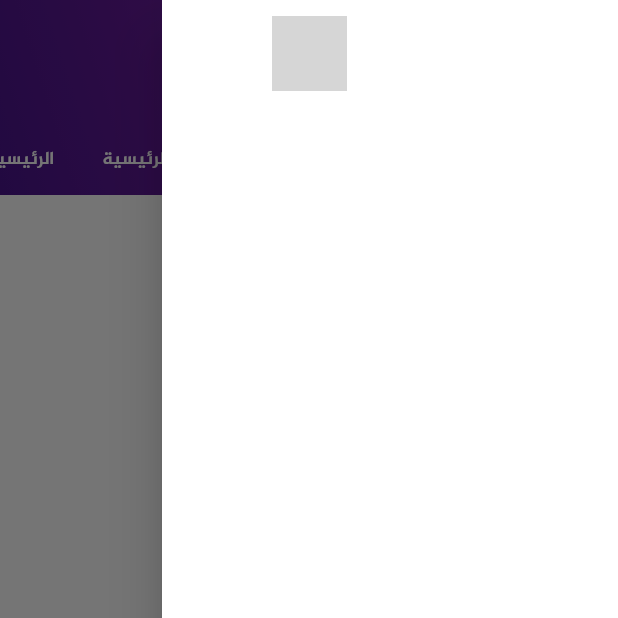
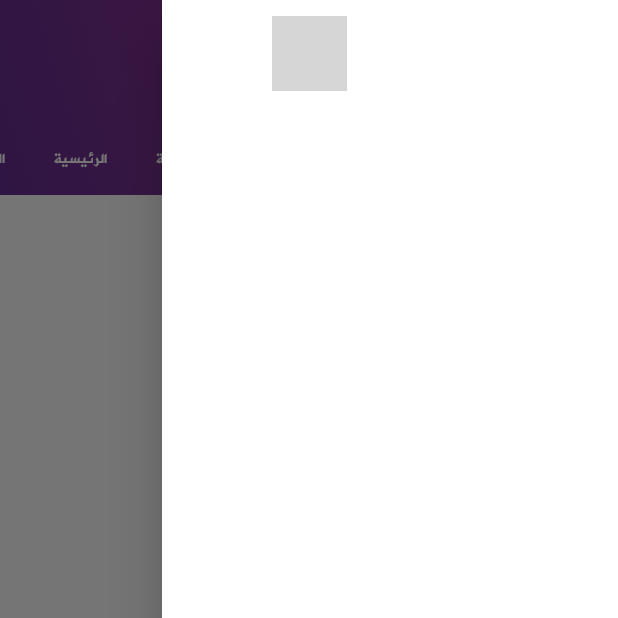
Before and after one commit to anasfik/coding_challenge, a Flutter app: the screen it shows after launch, with the side drawer open, on a phone screen of 412 x 824 dp, the top half of it. Run offline on Flutter 3.47's test engine with Material 2 defaults, Android fonts, the phone set to English and light mode, and no system bars; our stand-ins replace bloc, equatable, flutter_bloc, flutter_widget_from_html, hive_flutter; accounts and stored records are empty; network calls fail; grey boxes are pictures that could not be loaded.

Commit message:
[ Add ] ensuring sorting by date, so even for local retrieved posts they will be shown as the API by newest

```diff
--- a/lib/buisness_logic/cubit/home_cubit.dart
+++ b/lib/buisness_logic/cubit/home_cubit.dart
@@ -61,6 +61,7 @@ class HomeCubit extends Cubit<HomeState> {
       final currentFetchPosts = await repository.posts(paginationIndex);
 
       final posts = [...state.posts, ...currentFetchPosts];
+      posts.sort((a, b) => b.date!.compareTo(a.date!));
       emit(state.copyWith(
         posts: posts,
         paginationIndex: paginationIndex + 1,
@@ -88,6 +89,8 @@ class HomeCubit extends Cubit<HomeState> {
   /// Fetches for the saved posts from the local database and emit them as a ne state.
   void _loadPostsFromLocalDatabase() {
     final savedPosts = LocalDatabase.instance.getSavedPosts();
+    savedPosts.sort((a, b) => b.date!.compareTo(a.date!));
+
     if (savedPosts.isNotEmpty) {
       emit(state.copyWith(posts: savedPosts));
     } else {
--- a/lib/main.dart
+++ b/lib/main.dart
@@ -38,8 +38,8 @@ class MyApp extends StatelessWidget {
 
 final theme = ThemeData.from(
   colorScheme: const ColorScheme.light(
-    primary: Colors.purple,
-    secondary: Colors.purpleAccent,
+    primary: Color(0xFF662d91),
+    secondary: Color(0xFFae388f),
   ),
 ).copyWith(
   appBarTheme: const AppBarTheme(
@@ -50,19 +50,19 @@ final theme = ThemeData.from(
     indicatorColor: Colors.transparent,
     indicator: null,
     labelStyle: TextStyle(
-      fontFamily: "jaz-b",
+      fontFamily: "jaz-r",
     ),
   ),
   // apply a font from asset to textTheme
-  textTheme: TextTheme(
+  textTheme: const TextTheme(
     titleLarge: TextStyle(
       fontFamily: "jaz-b",
     ),
     labelMedium: TextStyle(
-      fontFamily: "jaz-b",
+      fontFamily: "jaz-r",
     ),
     bodyLarge: TextStyle(
-      fontFamily: "jaz-b",
+      fontFamily: "jaz-r",
     ),
   ),
 );
--- a/lib/presentation/home/widgets/card.dart
+++ b/lib/presentation/home/widgets/card.dart
@@ -3,6 +3,7 @@ import 'package:coding_challenge_app/data/models/soltana_model.dart';
 import 'package:coding_challenge_app/utils/extensions.dart';
 import 'package:flutter/material.dart';
 import 'package:flutter_bloc/flutter_bloc.dart';
+import 'package:flutter_widget_from_html/flutter_widget_from_html.dart';
 
 import '../../card_full_screen/card_full_screen.dart';
 import 'loader_widget.dart';
@@ -66,9 +67,9 @@ class SoltanaPostCard extends StatelessWidget {
             ],
           ),
           const SizedBox(height: 15.0),
-          Text(
+          HtmlWidget(
             post.title,
-            style: Theme.of(context).textTheme.titleLarge?.copyWith(
+            textStyle: Theme.of(context).textTheme.titleLarge?.copyWith(
                   color: Colors.black,
                 ),
           ),
--- a/lib/presentation/home/widgets/home_app_bar.dart
+++ b/lib/presentation/home/widgets/home_app_bar.dart
@@ -17,8 +17,8 @@ class HomeAppBar extends StatelessWidget with PreferredSizeWidget {
         decoration: BoxDecoration(
           gradient: LinearGradient(
             colors: <Color>[
-              Colors.purple,
-              Colors.purple.shade900,
+              Theme.of(context).colorScheme.secondary,
+              Theme.of(context).colorScheme.primary,
             ],
             begin: Alignment.topRight,
             end: Alignment.bottomLeft,
```
Also changed, not shown: pubspec.yaml (+3 -5 lines), assets/fonts/jaz-r.ttf (added).
